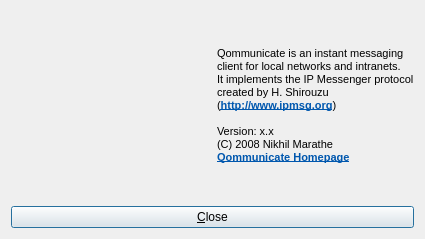
Above: src/about.ui from nikhilm/qommunicate before the change. Below: the same form after it.
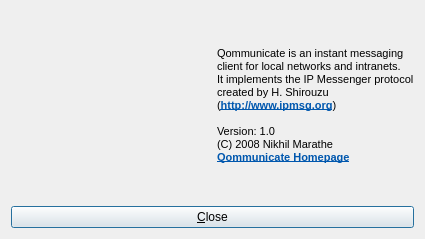
That is the form after the change. Icons and pictures are not drawn.

Commit message: Set about dialog version to 1.0

```diff
--- a/src/about.ui
+++ b/src/about.ui
@@ -60,7 +60,7 @@
 &lt;p style=" margin-top:0px; margin-bottom:0px; margin-left:0px; margin-right:0px; -qt-block-indent:0; text-indent:0px;">created by H. Shirouzu&lt;/p>
 &lt;p style=" margin-top:0px; margin-bottom:0px; margin-left:0px; margin-right:0px; -qt-block-indent:0; text-indent:0px;">(&lt;a href="http://www.ipmsg.org">&lt;span style=" font-weight:600; text-decoration: underline; color:#0057ae;">http://www.ipmsg.org&lt;/span>&lt;/a>)&lt;/p>
 &lt;p style="-qt-paragraph-type:empty; margin-top:0px; margin-bottom:0px; margin-left:0px; margin-right:0px; -qt-block-indent:0; text-indent:0px;">&lt;/p>
-&lt;p style=" margin-top:0px; margin-bottom:0px; margin-left:0px; margin-right:0px; -qt-block-indent:0; text-indent:0px;">Version: x.x&lt;/p>
+&lt;p style=" margin-top:0px; margin-bottom:0px; margin-left:0px; margin-right:0px; -qt-block-indent:0; text-indent:0px;">Version: 1.0&lt;/p>
 &lt;p style=" margin-top:0px; margin-bottom:0px; margin-left:0px; margin-right:0px; -qt-block-indent:0; text-indent:0px;">(C) 2008 Nikhil Marathe&lt;/p>
 &lt;p style=" margin-top:0px; margin-bottom:0px; margin-left:0px; margin-right:0px; -qt-block-indent:0; text-indent:0px;">&lt;a href="http://22bits.exofire.net/browse/code/qommunicate">&lt;span style=" font-weight:600; text-decoration: underline; color:#0057ae;">Qommunicate Homepage&lt;/span>&lt;/a>&lt;/p>&lt;/body>&lt;/html></string>
        </property>
```
